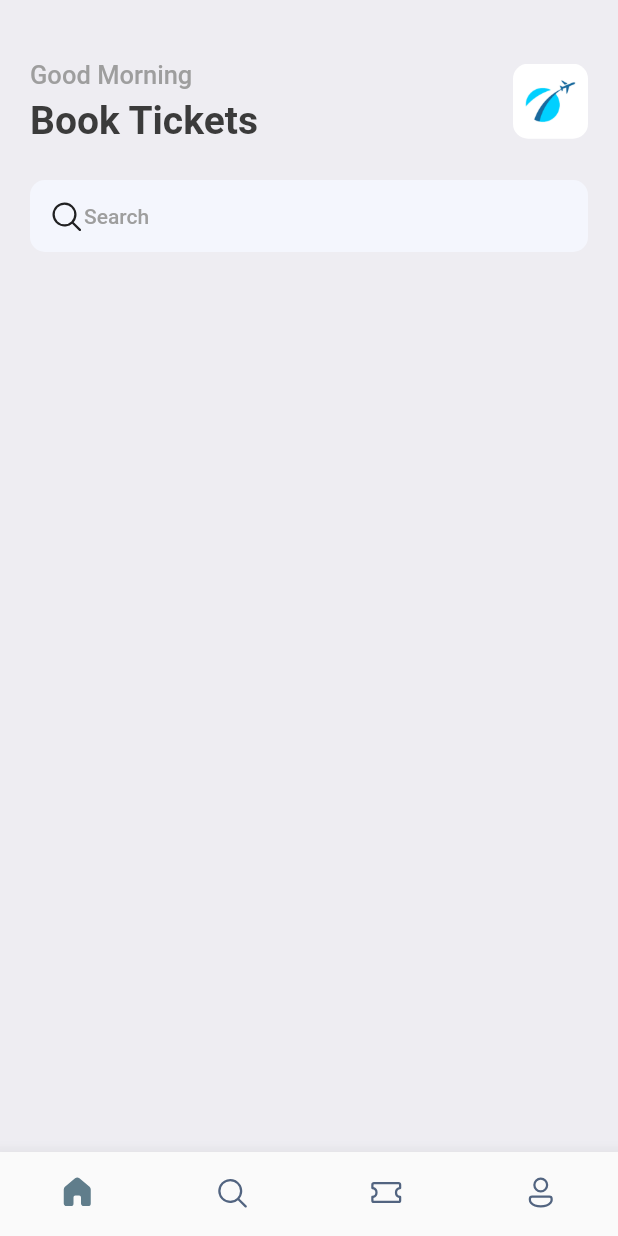
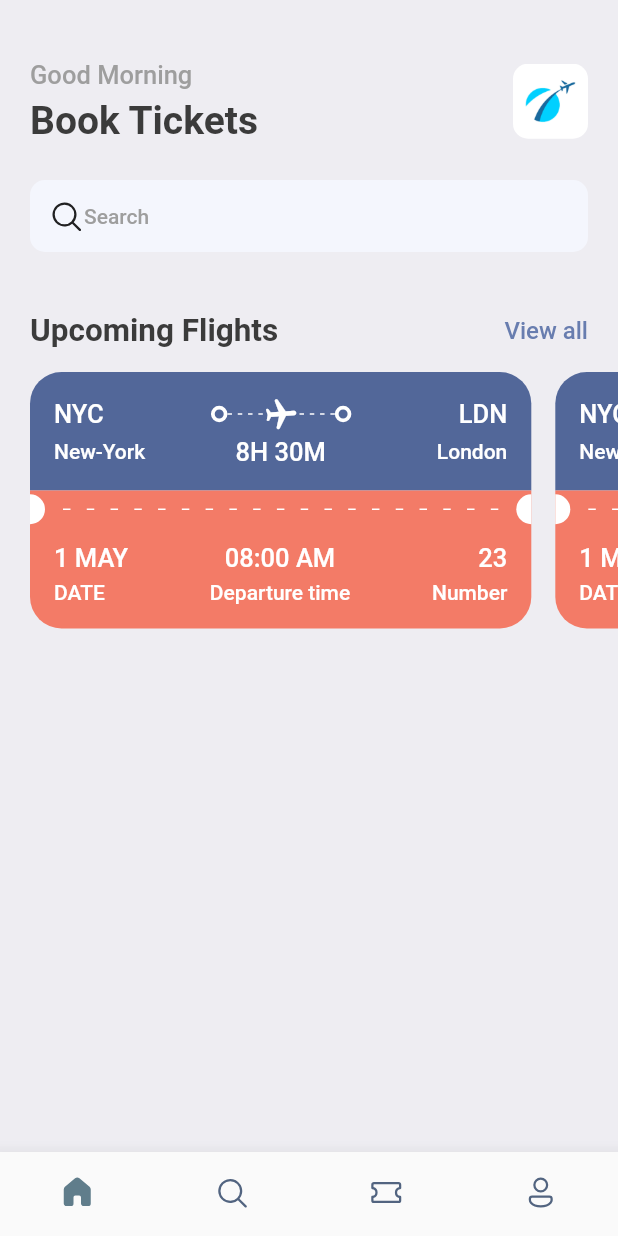
Before and after one commit to BurakDurmus/book_ticket_sample, a Flutter app: the screen it shows after launch, on a phone screen of 412 x 824 dp. Run offline on Flutter 3.47's test engine with Material 2 defaults, Android fonts, the phone set to English and light mode, and no system bars; our stand-ins replace fluentui_icons, gap.

Commit message:
add-ticket widget

```diff
--- a/lib/screens/home_screen.dart
+++ b/lib/screens/home_screen.dart
@@ -1,3 +1,4 @@
+import 'package:booktickets/screens/ticket_view.dart';
 import 'package:fluentui_icons/fluentui_icons.dart';
 import 'package:flutter/animation.dart';
 import 'package:flutter/material.dart';
@@ -46,7 +47,10 @@ class _HomeScreenState extends State<HomeScreen> {
                     Container(
                       height: 50,
                       width: 50,
-                      decoration: BoxDecoration(borderRadius: BorderRadius.circular(10), image: const DecorationImage(fit: BoxFit.fitHeight, image: AssetImage("assets/images/img_1.png"))),
+                      decoration: BoxDecoration(
+                          borderRadius: BorderRadius.circular(10),
+                          image: const DecorationImage(
+                              fit: BoxFit.fitHeight, image: AssetImage("assets/images/img_1.png"))),
                     )
                   ],
                 ),
@@ -64,9 +68,33 @@ class _HomeScreenState extends State<HomeScreen> {
                     ],
                   ),
                 ),
+                Gap(40),
+                Row(
+                  mainAxisAlignment: MainAxisAlignment.spaceBetween,
+                  children: [
+                    Text("Upcoming Flights", style: Styles.headLineStyle2),
+                    InkWell(
+                      onTap: () {
+                        print("You are tapped");
+                      },
+                      child: Text("View all",
+                          style: Styles.textStyle.copyWith(
+                            color: Styles.primaryColor,
+                          )),
+                    ),
+                  ],
+                ),
               ],
             ),
-          )
+          ),
+          const Gap(15),
+          SingleChildScrollView(
+            scrollDirection: Axis.horizontal,
+            padding: const EdgeInsets.only(left: 20),
+            child: Row(
+              children: [TicketView(), TicketView()],
+            ),
+          ),
         ],
       ),
     );
--- /dev/null
+++ b/lib/screens/ticket_view.dart
@@ -0,0 +1,224 @@
+import 'package:booktickets/utils/app_layout.dart';
+import 'package:booktickets/widgets/thick_container.dart';
+import 'package:flutter/cupertino.dart';
+import 'package:flutter/material.dart';
+import 'package:flutter/src/widgets/container.dart';
+import 'package:flutter/src/widgets/framework.dart';
+import 'package:gap/gap.dart';
+
+import '../utils/app_styles.dart';
+
+class TicketView extends StatelessWidget {
+  const TicketView({super.key});
+
+  @override
+  Widget build(BuildContext context) {
+    final size = AppLayout.getSize(context);
+    return SizedBox(
+      width: size.width * 0.85,
+      height: 200,
+      child: Container(
+        margin: const EdgeInsets.only(right: 16),
+        child: Column(
+          children: [
+            //Blue part of the card
+            Container(
+              decoration: BoxDecoration(
+                color: Styles.blueColor,
+                borderRadius: BorderRadius.only(topLeft: Radius.circular(21), topRight: Radius.circular(21)),
+              ),
+              padding: const EdgeInsets.all(16),
+              child: Column(
+                children: [
+                  Row(
+                    children: [
+                      Text(
+                        "NYC",
+                        style: Styles.headLineStyle3.copyWith(color: Colors.white),
+                      ),
+                      const Spacer(),
+                      const ThickContainer(),
+                      Expanded(
+                          child: Stack(children: [
+                        SizedBox(
+                          height: 24,
+                          child: LayoutBuilder(
+                            builder: (BuildContext context, BoxConstraints constraints) {
+                              print("The width is ${constraints.constrainWidth()}");
+                              return Flex(
+                                direction: Axis.horizontal,
+                                mainAxisAlignment: MainAxisAlignment.spaceBetween,
+                                mainAxisSize: MainAxisSize.max,
+                                children: List.generate(
+                                    (constraints.constrainWidth() / 6).floor(),
+                                    (index) => SizedBox(
+                                          width: 3,
+                                          height: 1,
+                                          child: DecoratedBox(decoration: BoxDecoration(color: Colors.white)),
+                                        )),
+                              );
+                            },
+                          ),
+                        ),
+                        Center(
+                          child: Transform.rotate(
+                            angle: 1.5,
+                            child: Icon(
+                              Icons.local_airport_rounded,
+                              color: Colors.white,
+                            ),
+                          ),
+                        ),
+                      ])),
+                      const ThickContainer(),
+                      const Spacer(),
+                      Text(
+                        "LDN",
+                        style: Styles.headLineStyle3.copyWith(color: Colors.white),
+                      ),
+                    ],
+                  ),
+                  const Gap(3),
+                  Row(
+                    mainAxisAlignment: MainAxisAlignment.spaceBetween,
+                    children: [
+                      SizedBox(
+                        width: 100,
+                        child: Text(
+                          "New-York",
+                          style: Styles.headLineStyle4.copyWith(color: Colors.white),
+                        ),
+                      ),
+                      Text(
+                        "8H 30M",
+                        style: Styles.headLineStyle3.copyWith(color: Colors.white),
+                      ),
+                      SizedBox(
+                        width: 100,
+                        child: Text(
+                          "London",
+                          textAlign: TextAlign.end,
+                          style: Styles.headLineStyle4.copyWith(color: Colors.white),
+                        ),
+                      ),
+                    ],
+                  ),
+                ],
+              ),
+            ),
+            //Red part of the card
+            Container(
+              color: Styles.orangeColor,
+              child: Row(
+                children: [
+                  const SizedBox(
+                    height: 20,
+                    width: 10,
+                    child: DecoratedBox(
+                      decoration: BoxDecoration(
+                          color: Colors.white,
+                          borderRadius:
+                              BorderRadius.only(topRight: Radius.circular(10), bottomRight: Radius.circular(10))),
+                    ),
+                  ),
+                  Expanded(
+                      child: Padding(
+                    padding: const EdgeInsets.all(12.0),
+                    child: LayoutBuilder(
+                      builder: (BuildContext buildContext, BoxConstraints constraints) {
+                        return Flex(
+                          direction: Axis.horizontal,
+                          mainAxisAlignment: MainAxisAlignment.spaceBetween,
+                          mainAxisSize: MainAxisSize.max,
+                          children: List.generate(
+                            (constraints.constrainWidth() / 15).floor(),
+                            (index) => const SizedBox(
+                              width: 5,
+                              height: 1,
+                              child: DecoratedBox(
+                                decoration: BoxDecoration(color: Colors.white),
+                              ),
+                            ),
+                          ),
+                        );
+                      },
+                    ),
+                  )),
+                  const SizedBox(
+                    height: 20,
+                    width: 10,
+                    child: DecoratedBox(
+                      decoration: BoxDecoration(
+                          color: Colors.white,
+                          borderRadius:
+                              BorderRadius.only(topLeft: Radius.circular(10), bottomLeft: Radius.circular(10))),
+                    ),
+                  ),
+                ],
+              ),
+            ),
+            //Bottom part of the card
+            Container(
+              decoration: BoxDecoration(
+                color: Styles.orangeColor,
+                borderRadius: BorderRadius.only(bottomLeft: Radius.circular(21), bottomRight: Radius.circular(21)),
+              ),
+              padding: const EdgeInsets.only(left: 16, top: 10, right: 16, bottom: 16),
+              child: Column(
+                children: [
+                  Row(
+                    mainAxisAlignment: MainAxisAlignment.spaceBetween,
+                    children: [
+                      Column(
+                        crossAxisAlignment: CrossAxisAlignment.start,
+                        children: [
+                          Text(
+                            "1 MAY",
+                            style: Styles.headLineStyle3.copyWith(color: Colors.white),
+                          ),
+                          const Gap(5),
+                          Text(
+                            "DATE",
+                            style: Styles.headLineStyle4.copyWith(color: Colors.white),
+                          ),
+                        ],
+                      ),
+                      Column(
+                        crossAxisAlignment: CrossAxisAlignment.center,
+                        children: [
+                          Text(
+                            "08:00 AM",
+                            style: Styles.headLineStyle3.copyWith(color: Colors.white),
+                          ),
+                          const Gap(5),
+                          Text(
+                            "Departure time",
+                            style: Styles.headLineStyle4.copyWith(color: Colors.white),
+                          ),
+                        ],
+                      ),
+                      Column(
+                        crossAxisAlignment: CrossAxisAlignment.end,
+                        children: [
+                          Text(
+                            "23",
+                            style: Styles.headLineStyle3.copyWith(color: Colors.white),
+                          ),
+                          const Gap(5),
+                          Text(
+                            "Number",
+                            style: Styles.headLineStyle4.copyWith(color: Colors.white),
+                          ),
+                        ],
+                      ),
+                    ],
+                  ),
+                ],
+              ),
+            ),
+          ],
+        ),
+      ),
+    );
+  }
+}
--- /dev/null
+++ b/lib/utils/app_layout.dart
@@ -0,0 +1,7 @@
+import 'package:flutter/cupertino.dart';
+
+class AppLayout {
+  static getSize(BuildContext context) {
+    return MediaQuery.of(context).size;
+  }
+}
--- a/lib/utils/app_styles.dart
+++ b/lib/utils/app_styles.dart
@@ -6,7 +6,8 @@ class Styles {
   static Color primaryColor = primary;
   static Color textColor = const Color(0xFF3b3b3b);
   static Color bgColor = const Color(0xFFeeedf2);
-  static Color orangeColor = const Color(0xFF526799);
+  static Color orangeColor = const Color(0xFFF37B67);
+  static Color blueColor = const Color(0xFF526799);
   static TextStyle textStyle = TextStyle(fontSize: 16, color: textColor, fontWeight: FontWeight.w500);
   static TextStyle headLineStyle1 = TextStyle(fontSize: 26, color: textColor, fontWeight: FontWeight.bold);
   static TextStyle headLineStyle2 = TextStyle(fontSize: 21, color: textColor, fontWeight: FontWeight.bold);
--- /dev/null
+++ b/lib/widgets/thick_container.dart
@@ -0,0 +1,17 @@
+import 'package:flutter/cupertino.dart';
+import 'package:flutter/material.dart';
+import 'package:flutter/src/widgets/container.dart';
+import 'package:flutter/src/widgets/framework.dart';
+
+class ThickContainer extends StatelessWidget {
+  const ThickContainer({super.key});
+
+  @override
+  Widget build(BuildContext context) {
+    return Container(
+      padding: const EdgeInsets.all(3),
+      decoration:
+          BoxDecoration(borderRadius: BorderRadius.circular(20), border: Border.all(width: 2.5, color: Colors.white)),
+    );
+  }
+}
```
